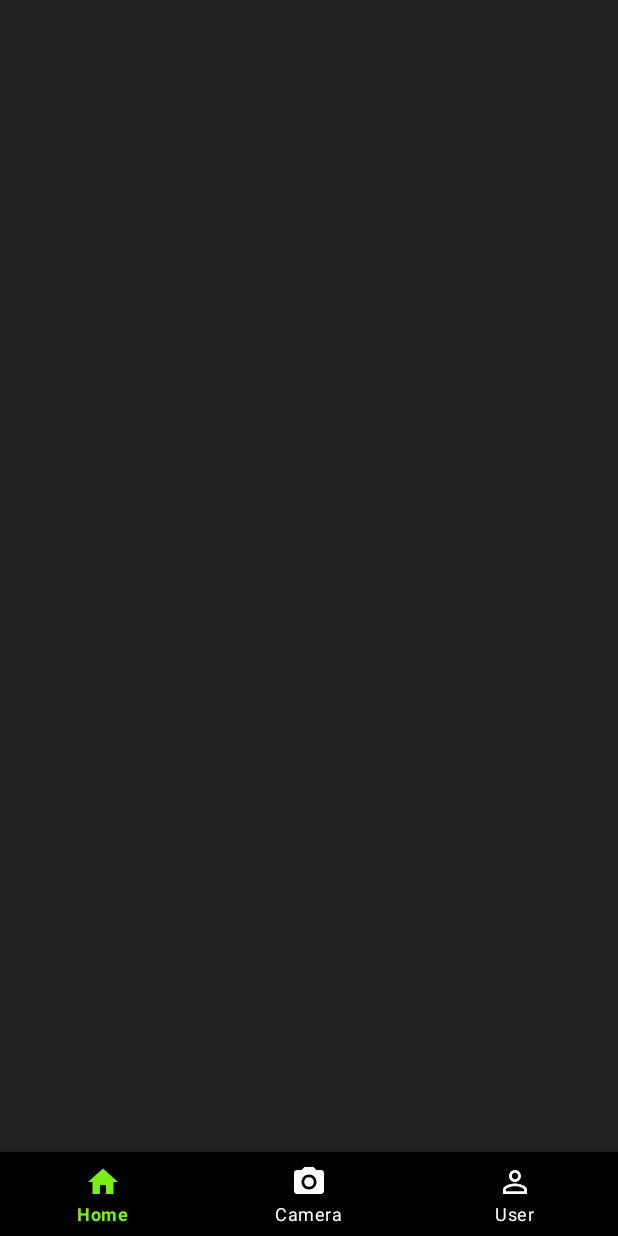
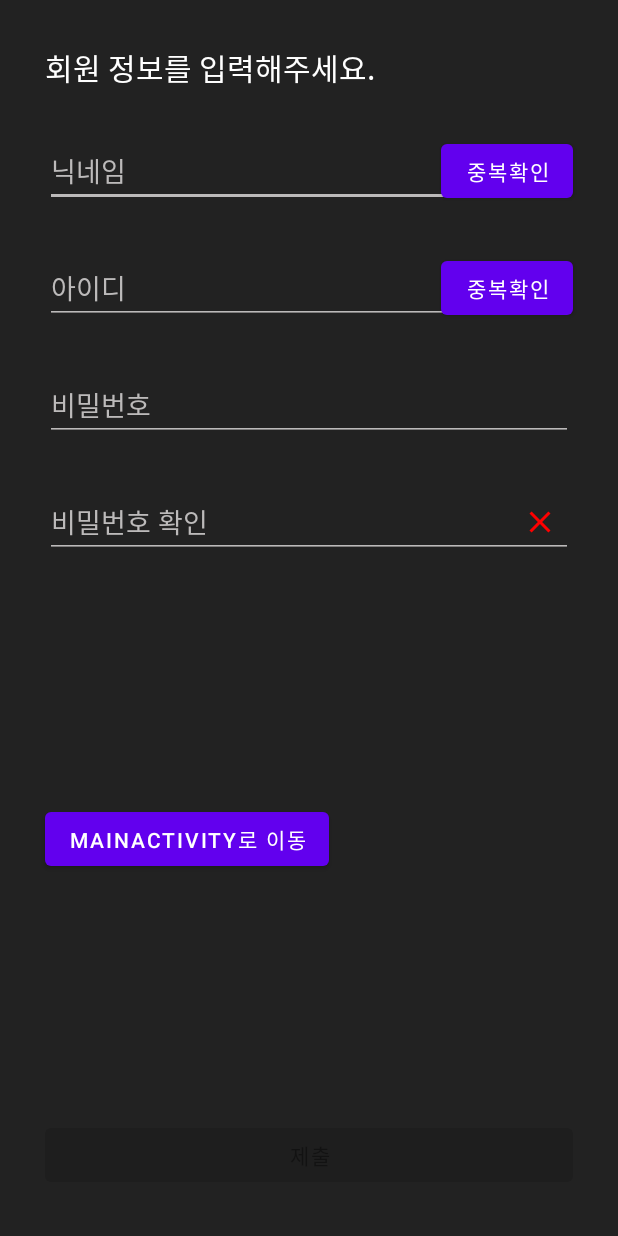
Before and after one commit to EwhaARchive/2023-goosukki, an Android app: the screen it shows after launch (MainActivity before the commit, JoinActivity after it), on a phone screen of 412 x 824 dp. Run offline under Robolectric (Android 15) with nearby library versions, the phone set to English and light mode, and no system bars.

Commit message:
회원가입 1 - 비밀번호 확인 구현, 아이디 중복확인 시도

```diff
--- /dev/null
+++ b/app/src/main/java/capstone/part1/goosukki/Duplicate.kt
@@ -0,0 +1,5 @@
+package capstone.part1.goosukki
+
+data class Duplicate(
+    val success: Boolean,
+)
--- /dev/null
+++ b/app/src/main/java/capstone/part1/goosukki/DuplicateIdApiService.kt
@@ -0,0 +1,10 @@
+package capstone.part1.goosukki
+
+import retrofit2.Call
+import retrofit2.http.GET
+import retrofit2.http.Query
+
+interface DuplicateIdApiService {
+    @GET("/api/members/duplicate/id")
+    fun getDuplicateId(@Query("id") id: String) : Call<Duplicate>
+}
--- /dev/null
+++ b/app/src/main/res/drawable/baseline_check_24.xml
@@ -0,0 +1,5 @@
+<vector android:height="24dp" android:tint="#FFFFFF"
+    android:viewportHeight="24" android:viewportWidth="24"
+    android:width="24dp" xmlns:android="http://schemas.android.com/apk/res/android">
+    <path android:fillColor="@android:color/white" android:pathData="M9,16.17L4.83,12l-1.42,1.41L9,19 21,7l-1.41,-1.41z"/>
+</vector>
--- /dev/null
+++ b/app/src/main/res/drawable/baseline_refresh_24.xml
@@ -0,0 +1,5 @@
+<vector android:height="24dp" android:tint="#FFFFFF"
+    android:viewportHeight="24" android:viewportWidth="24"
+    android:width="24dp" xmlns:android="http://schemas.android.com/apk/res/android">
+    <path android:fillColor="@android:color/white" android:pathData="M17.65,6.35C16.2,4.9 14.21,4 12,4c-4.42,0 -7.99,3.58 -7.99,8s3.57,8 7.99,8c3.73,0 6.84,-2.55 7.73,-6h-2.08c-0.82,2.33 -3.04,4 -5.65,4 -3.31,0 -6,-2.69 -6,-6s2.69,-6 6,-6c1.66,0 3.14,0.69 4.22,1.78L13,11h7V4l-2.35,2.35z"/>
+</vector>
--- /dev/null
+++ b/app/src/main/res/layout/activity_join.xml
@@ -0,0 +1,149 @@
+<?xml version="1.0" encoding="utf-8"?>
+<androidx.constraintlayout.widget.ConstraintLayout xmlns:android="http://schemas.android.com/apk/res/android"
+    xmlns:app="http://schemas.android.com/apk/res-auto"
+    xmlns:tools="http://schemas.android.com/tools"
+    android:layout_width="match_parent"
+    android:layout_height="match_parent"
+    tools:context=".JoinActivity">
+
+    <TextView
+        android:id="@+id/joinTextView"
+        android:layout_width="wrap_content"
+        android:layout_height="wrap_content"
+        android:text="회원 정보를 입력해주세요."
+        android:textSize="20sp"
+        android:textColor="@color/white"
+        android:layout_margin="30dp"
+        app:layout_constraintTop_toTopOf="parent"
+        app:layout_constraintStart_toStartOf="parent" />
+
+    <!--닉네임-->
+    <EditText
+        android:id="@+id/nicknameEditText"
+        android:layout_width="match_parent"
+        android:layout_height="wrap_content"
+        android:hint="닉네임"
+        android:backgroundTint="@color/light_gray"
+        android:textColorHint="@color/light_gray"
+        android:textColor="@color/white"
+        android:layout_marginStart="30dp"
+        android:layout_marginTop="30dp"
+        android:layout_marginEnd="100dp"
+        app:layout_constraintTop_toBottomOf="@id/joinTextView"
+        app:layout_constraintStart_toStartOf="parent" />
+
+    <Button
+        android:id="@+id/duplicateNicknameCheckBtn"
+        android:layout_width="wrap_content"
+        android:layout_height="wrap_content"
+        android:text="중복확인"
+        app:layout_constraintTop_toTopOf="@id/nicknameEditText"
+        app:layout_constraintBottom_toBottomOf="@id/nicknameEditText"
+        app:layout_constraintEnd_toEndOf="@id/passwordEditText" />
+
+    <ImageView
+        android:id="@+id/completeCheckNickname"
+        android:layout_width="wrap_content"
+        android:layout_height="wrap_content"
+        android:src="@drawable/baseline_check_24"
+        android:visibility="gone"
+        app:tint="@color/nct"
+        android:layout_marginEnd="10dp"
+        app:layout_constraintTop_toTopOf="@id/nicknameEditText"
+        app:layout_constraintBottom_toBottomOf="@id/nicknameEditText"
+        app:layout_constraintEnd_toEndOf="@id/passwordEditText" />
+
+    <!--아이디-->
+    <EditText
+        android:id="@+id/idEditText"
+        android:layout_width="match_parent"
+        android:layout_height="wrap_content"
+        android:hint="아이디"
+        android:backgroundTint="@color/light_gray"
+        android:textColorHint="@color/light_gray"
+        android:textColor="@color/white"
+        android:layout_margin="30dp"
+        app:layout_constraintTop_toBottomOf="@id/nicknameEditText"
+        app:layout_constraintStart_toStartOf="parent" />
+
+    <Button
+        android:id="@+id/duplicateIdCheckBtn"
+        android:layout_width="wrap_content"
+        android:layout_height="wrap_content"
+        android:text="중복확인"
+        app:layout_constraintTop_toTopOf="@id/idEditText"
+        app:layout_constraintBottom_toBottomOf="@id/idEditText"
+        app:layout_constraintEnd_toEndOf="@id/passwordEditText" />
+
+    <ImageView
+        android:id="@+id/completeCheckId"
+        android:layout_width="wrap_content"
+        android:layout_height="wrap_content"
+        android:src="@drawable/baseline_check_24"
+        android:visibility="gone"
+        app:tint="@color/nct"
+        android:layout_marginEnd="10dp"
+        app:layout_constraintTop_toTopOf="@id/idEditText"
+        app:layout_constraintBottom_toBottomOf="@id/idEditText"
+        app:layout_constraintEnd_toEndOf="@id/passwordEditText" />
+
+    <EditText
+        android:id="@+id/passwordEditText"
+        android:layout_width="match_parent"
+        android:layout_height="wrap_content"
+        android:inputType="textPassword"
+        android:hint="비밀번호"
+        android:backgroundTint="@color/light_gray"
+        android:textColorHint="@color/light_gray"
+        android:textColor="@color/white"
+        android:layout_margin="30dp"
+        app:layout_constraintTop_toBottomOf="@id/idEditText"
+        app:layout_constraintStart_toStartOf="parent" />
+
+    <EditText
+        android:id="@+id/checkPasswordEditText"
+        android:layout_width="match_parent"
+        android:layout_height="wrap_content"
+        android:hint="비밀번호 확인"
+        android:inputType="textPassword"
+        android:backgroundTint="@color/light_gray"
+        android:textColorHint="@color/light_gray"
+        android:textColor="@color/white"
+        android:layout_margin="30dp"
+        app:layout_constraintTop_toBottomOf="@id/passwordEditText"
+        app:layout_constraintStart_toStartOf="parent" />
+
+    <ImageView
+        android:id="@+id/isPasswordCheckedImageView"
+        android:layout_width="wrap_content"
+        android:layout_height="wrap_content"
+        android:src="@drawable/baseline_close_24"
+        app:tint="@color/red"
+        android:layout_marginEnd="10dp"
+        app:layout_constraintTop_toTopOf="@id/checkPasswordEditText"
+        app:layout_constraintBottom_toBottomOf="@id/checkPasswordEditText"
+        app:layout_constraintEnd_toEndOf="@id/checkPasswordEditText" />
+
+    <Button
+        android:id="@+id/goToMainBtn"
+        android:layout_width="wrap_content"
+        android:layout_height="wrap_content"
+        android:text="MainActivity로 이동"
+        app:layout_constraintTop_toBottomOf="@id/checkPasswordEditText"
+        app:layout_constraintBottom_toTopOf="@id/submitInfoBtn"
+        app:layout_constraintStart_toStartOf="@id/checkPasswordEditText" />
+
+    <Button
+        android:id="@+id/submitInfoBtn"
+        android:layout_width="match_parent"
+        android:layout_height="wrap_content"
+        android:text="제출"
+        android:layout_margin="30dp"
+        app:layout_constraintBottom_toBottomOf="parent"
+        app:layout_constraintStart_toStartOf="parent"
+        app:layout_constraintEnd_toEndOf="parent"
+        android:enabled="false"/>
+
+
+
+</androidx.constraintlayout.widget.ConstraintLayout>
--- a/app/src/main/res/values/colors.xml
+++ b/app/src/main/res/values/colors.xml
@@ -5,6 +5,7 @@
     <color name="purple_700">#FF3700B3</color>
     <color name="teal_200">#FF03DAC5</color>
     <color name="teal_700">#FF018786</color>
+    <color name="red">#FFFF0000</color>
     <color name="black">#FF000000</color>
     <color name="white">#FFFFFFFF</color>
     <color name="light_gray">#BCBABA</color>
--- a/build.gradle
+++ b/build.gradle
@@ -5,4 +5,10 @@ plugins {
     id 'org.jetbrains.kotlin.android' version '1.8.0' apply false
 
     id 'androidx.navigation.safeargs.kotlin' version '2.5.3' apply false
+
+    // firebase
+    id 'com.google.gms.google-services' version '4.3.15' apply false
+
+    // maps api key -  Android용 Secrets Gradle 플러그인
+    id 'com.google.android.libraries.mapsplatform.secrets-gradle-plugin' version '2.0.1' apply false
 }
```
Also changed, not shown: app/build.gradle (+17 -0 lines), app/src/main/AndroidManifest.xml (+18 -0 lines), app/src/main/java/capstone/part1/goosukki/JoinActivity.kt (added, +128 -0 lines), 1 other file.
